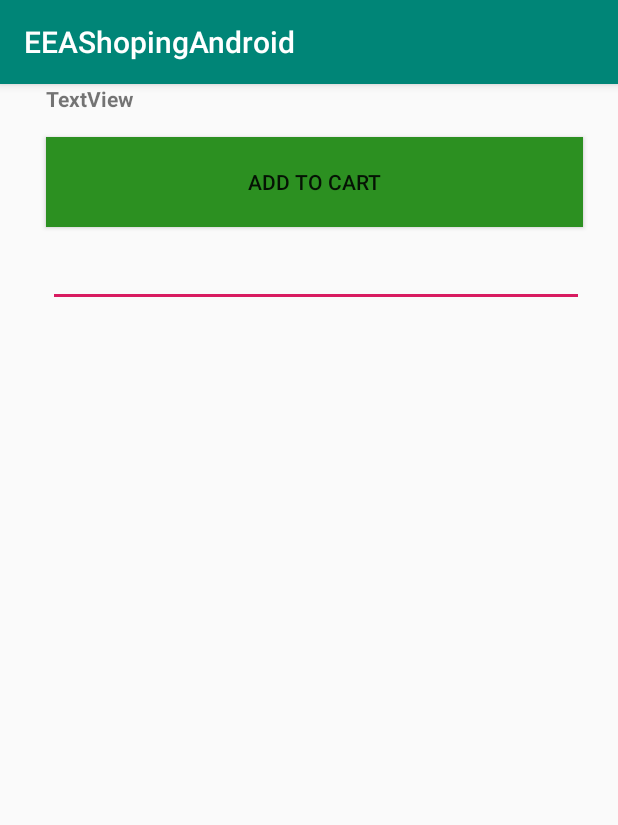
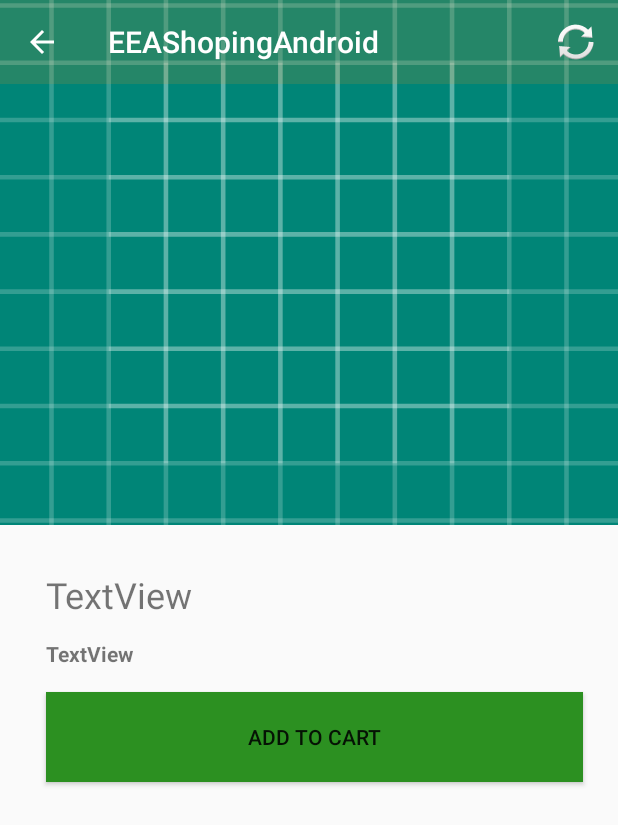
Before and after one commit to sandarusahan/EEAShopingAndroid, an Android app: the ProductDetails screen opened directly, with no data from a screen before it, on a phone screen of 412 x 824 dp. Shown: the top 825 px of the screen. Run offline under Robolectric (Android 15) with nearby library versions, the phone set to English and light mode, and no system bars; our stand-ins replace Volley; network calls fail; pictures from the network do not load.

Commit message:
Product detail screen tuning

```diff
--- a/app/src/main/java/com/apiit/eeashopingandroid/ProductDetails.java
+++ b/app/src/main/java/com/apiit/eeashopingandroid/ProductDetails.java
@@ -1,14 +1,29 @@
 package com.apiit.eeashopingandroid;
 
+import android.content.Intent;
 import android.support.v7.app.AppCompatActivity;
 import android.os.Bundle;
 import android.support.v7.widget.RecyclerView;
+import android.support.v7.widget.Toolbar;
+import android.view.Menu;
+import android.view.MenuItem;
+import android.view.View;
 import android.widget.Button;
 import android.widget.ImageView;
+import android.widget.ScrollView;
 import android.widget.TextView;
 
+import com.android.volley.Request;
+import com.android.volley.RequestQueue;
+import com.android.volley.Response;
+import com.android.volley.VolleyError;
+import com.android.volley.toolbox.JsonObjectRequest;
 import com.bumptech.glide.Glide;
 import com.bumptech.glide.request.RequestOptions;
+import com.google.gson.Gson;
+import com.google.gson.JsonObject;
+
+import org.json.JSONObject;
 
 public class ProductDetails extends AppCompatActivity {
     TextView prodName;
@@ -17,11 +32,20 @@ public class ProductDetails extends AppCompatActivity {
     ImageView prodImg;
     Button addToCartBtn;
     RecyclerView comments;
-
+    Toolbar toolbar;
+    ScrollView scrollView;
+    String prodId;
+    String url = "http://192.168.1.4:8080/product/";
+    RequestQueue requestQueue;
     @Override
     protected void onCreate(Bundle savedInstanceState) {
         super.onCreate(savedInstanceState);
         setContentView(R.layout.activity_product_details);
+        toolbar = (Toolbar) findViewById(R.id.toolbar2);
+        setSupportActionBar(toolbar);
+        getSupportActionBar().setDisplayHomeAsUpEnabled(true);
+        getSupportActionBar().setDisplayShowHomeEnabled(true);
+
 
         prodName = (TextView) findViewById(R.id.prodNameDetail);
         prodPrice = (TextView) findViewById(R.id.prodPriceDetail);
@@ -29,15 +53,85 @@ public class ProductDetails extends AppCompatActivity {
         prodImg = (ImageView) findViewById(R.id.prodImgDetail);
         addToCartBtn = (Button) findViewById(R.id.addToCartBtnDetail);
         comments = (RecyclerView) findViewById(R.id.commentsDetail);
+        scrollView = (ScrollView) findViewById(R.id.scrollView2);
+
+        prodId = getIntent().getStringExtra("product");
+        scrollView.smoothScrollTo(0,0);
+        getProduct(prodId);
+        toolbar.setOnMenuItemClickListener(new Toolbar.OnMenuItemClickListener() {
+            @Override
+            public boolean onMenuItemClick(MenuItem menuItem) {
+                if(menuItem.getItemId()==R.id.refresh){
+                    getProduct(prodId);
+                }
+                return false;
+            }
+        });
 
 
-        Product prod = (Product) getIntent().getSerializableExtra("product");
 
+    }
+
+    @Override
+    protected void onStart() {
+        super.onStart();
+        getProduct(prodId);
+    }
+
+    @Override
+    public boolean onSupportNavigateUp() {
+        onBackPressed();
+        return true;
+    }
+
+    public void getProduct(String pid) {
+        requestQueue = AppSingleton.getInstance(getApplicationContext()).getRequestQueue();
+
+        JsonObjectRequest jsonObjectRequest = new JsonObjectRequest(
+                Request.Method.GET,
+                url+pid,
+                null,
+                new Response.Listener<JSONObject>() {
+                    @Override
+                    public void onResponse(JSONObject response) {
+
+                        Gson gson = new Gson();
+                        Product product = gson.fromJson(response.toString(), Product.class);
+
+                        setValues(product);
+                    }
+                },
+                new Response.ErrorListener() {
+                    @Override
+                    public void onErrorResponse(VolleyError error) {
+                        System.out.println("Error fething product"+error);
+                    }
+                });
+        AppSingleton.getInstance(getApplicationContext()).addToRequestQueue(jsonObjectRequest);
+    }
+
+    public void setValues(final Product prod) {
+        toolbar.setTitle(prod.getpName());
         prodName.setText(prod.getpName());
         prodPrice.setText(Double.toString(prod.getpPrice()));
         prodDesc.setText(prod.getpDescription());
         Glide.with(getApplicationContext()).load(prod.getpImg()).apply(new RequestOptions().override(500,500)).centerCrop().into(prodImg);
 
+        prodImg.setOnClickListener(new View.OnClickListener() {
+            @Override
+            public void onClick(View v) {
 
+                Intent i = new Intent(v.getContext(), ViewImageActivity.class);
+                i.putExtra("productImg", prod.getpImg());
+                v.getContext().startActivity(i);
+            }
+        });
+    }
+
+    @Override
+    public boolean onCreateOptionsMenu(Menu menu) {
+        getMenuInflater().inflate(R.menu.detail_menu, menu);
+
+        return true;
     }
 }
--- a/app/src/main/res/layout/activity_product_details.xml
+++ b/app/src/main/res/layout/activity_product_details.xml
@@ -12,27 +12,29 @@
         android:layout_width="match_parent"
         android:layout_height="1000dp">
 
-        <android.support.v7.widget.Toolbar
-            android:id="@+id/toolbar2"
-            android:layout_width="match_parent"
-            android:layout_height="wrap_content"
-            android:background="@android:color/transparent"
-            android:minHeight="?attr/actionBarSize"
-            android:theme="?attr/actionBarTheme"
-            app:layout_constraintStart_toStartOf="parent"
-            app:layout_constraintTop_toTopOf="parent" />
-
         <ImageView
             android:id="@+id/prodImgDetail"
             android:layout_width="match_parent"
-            android:layout_height="400dp"
+            android:layout_height="350dp"
             android:layout_alignParentBottom="true"
+            android:scaleType="centerCrop"
             app:layout_constraintBottom_toBottomOf="parent"
             app:layout_constraintEnd_toEndOf="parent"
             app:layout_constraintHorizontal_bias="0.0"
             app:layout_constraintStart_toStartOf="parent"
             app:layout_constraintTop_toTopOf="parent"
-            app:layout_constraintVertical_bias="0.0" />
+            app:layout_constraintVertical_bias="0.0"
+            app:srcCompat="@drawable/ic_launcher_background" />
+
+        <android.support.v7.widget.Toolbar
+            android:id="@+id/toolbar2"
+            android:layout_width="match_parent"
+            android:layout_height="wrap_content"
+            android:background="@color/toolbar_color"
+            android:minHeight="?attr/actionBarSize"
+            android:theme="?attr/actionBarTheme"
+            app:layout_constraintStart_toStartOf="parent"
+            app:layout_constraintTop_toTopOf="parent" />
 
         <TextView
             android:id="@+id/prodNameDetail"
@@ -55,13 +57,14 @@
             android:layout_width="wrap_content"
             android:layout_height="wrap_content"
             android:layout_marginStart="8dp"
+            android:layout_marginTop="76dp"
             android:text="TextView"
             android:textSize="14sp"
             android:textStyle="bold"
             app:layout_constraintEnd_toEndOf="@+id/prodImgDetail"
             app:layout_constraintHorizontal_bias="0.066"
             app:layout_constraintStart_toStartOf="@+id/prodImgDetail"
-            tools:layout_editor_absoluteY="476dp" />
+            app:layout_constraintTop_toBottomOf="@+id/prodImgDetail" />
 
         <Button
             android:id="@+id/addToCartBtnDetail"
@@ -76,7 +79,7 @@
             app:layout_constraintStart_toStartOf="@+id/prodPriceDetail"
             app:layout_constraintTop_toBottomOf="@+id/prodPriceDetail" />
 
-        <EditText
+        <TextView
             android:id="@+id/prodDescriptionDetail"
             android:layout_width="357dp"
             android:layout_height="wrap_content"
--- /dev/null
+++ b/app/src/main/res/menu/detail_menu.xml
@@ -0,0 +1,9 @@
+<?xml version="1.0" encoding="utf-8"?>
+<menu xmlns:app="http://schemas.android.com/apk/res-auto"
+    xmlns:android="http://schemas.android.com/apk/res/android">
+
+    <item
+        android:id="@+id/refresh"
+        android:icon="@android:drawable/ic_popup_sync"
+        app:showAsAction="ifRoom" />
+</menu>
--- a/app/src/main/res/values/colors.xml
+++ b/app/src/main/res/values/colors.xml
@@ -1,7 +1,8 @@
 <?xml version="1.0" encoding="utf-8"?>
 <resources>
-    <color name="colorPrimary">#008577</color>
-    <color name="colorPrimaryDark">#00574B</color>
+    <color name="colorPrimary">#F98B15</color>
+    <color name="colorPrimaryDark">#DCFF6100</color>
     <color name="colorAccent">#D81B60</color>
     <color name="colorAddToCartBtn">#2C9021</color>
+    <color name="toolbar_color">#26F98B15</color>
 </resources>
```
Also changed, not shown: app/src/main/AndroidManifest.xml (+6 -1 lines), app/src/main/java/com/apiit/eeashopingandroid/MainActivity.java (+3 -5 lines), app/src/main/java/com/apiit/eeashopingandroid/ProductAdapter.java (+15 -4 lines), app/src/main/java/com/apiit/eeashopingandroid/ViewImageActivity.java (added, +57 -0 lines), app/src/main/res/layout/activity_view_image.xml (added, +29 -0 lines), app/src/main/res/layout/product_card.xml (+10 -1 lines).
